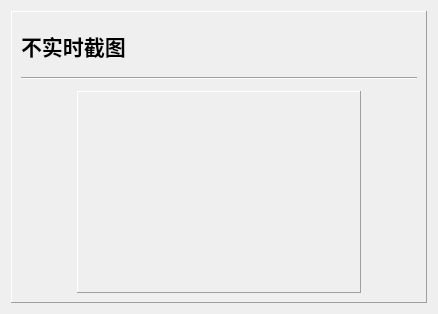
Above: resources/ui/UI_ScreenshotChart.ui from Chr0nixz/Closure before the change. Below: the same form after it.
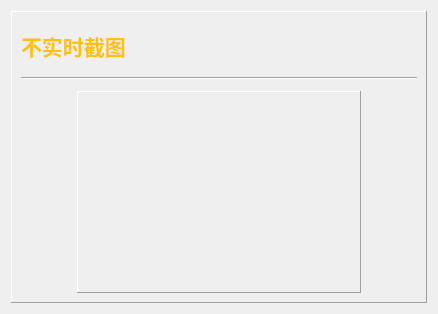
That is the form after the change.

The edit to the form file:
```diff
--- a/resources/ui/UI_ScreenshotChart.ui
+++ b/resources/ui/UI_ScreenshotChart.ui
@@ -40,6 +40,9 @@
             <bold>true</bold>
            </font>
           </property>
+          <property name="styleSheet">
+           <string notr="true">color:#ffc107</string>
+          </property>
           <property name="text">
            <string>不实时截图</string>
           </property>
```
